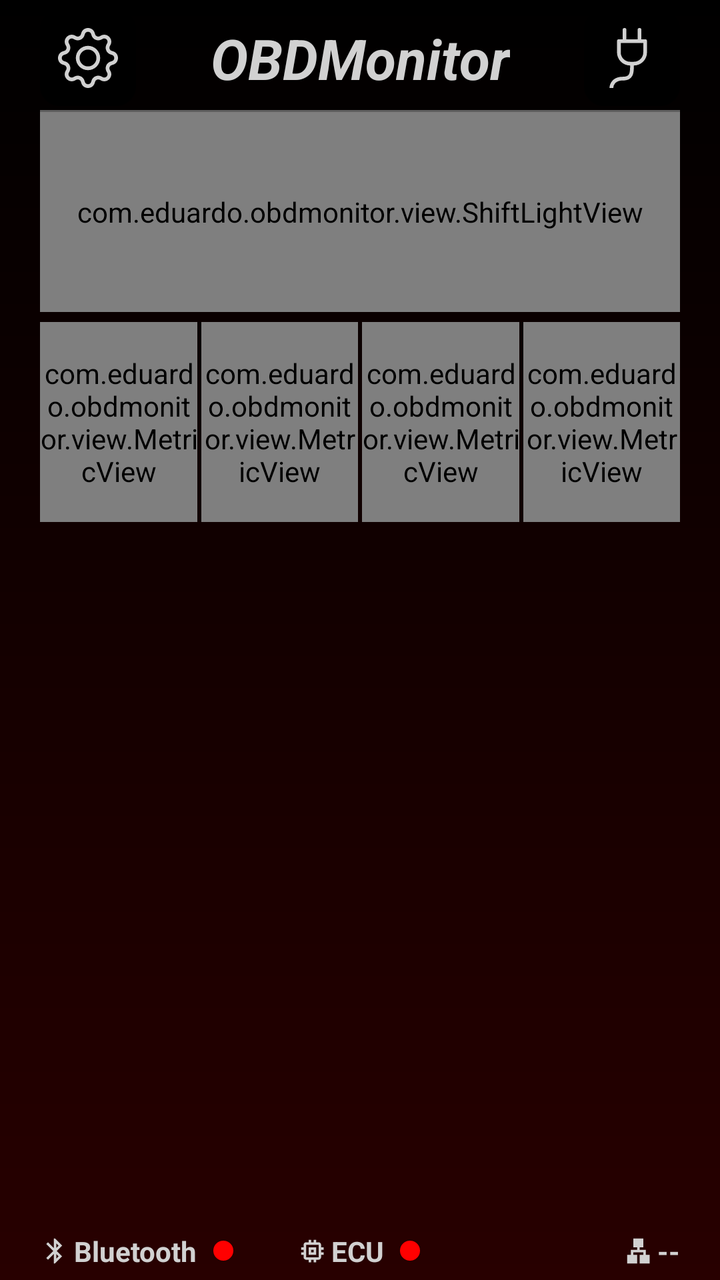
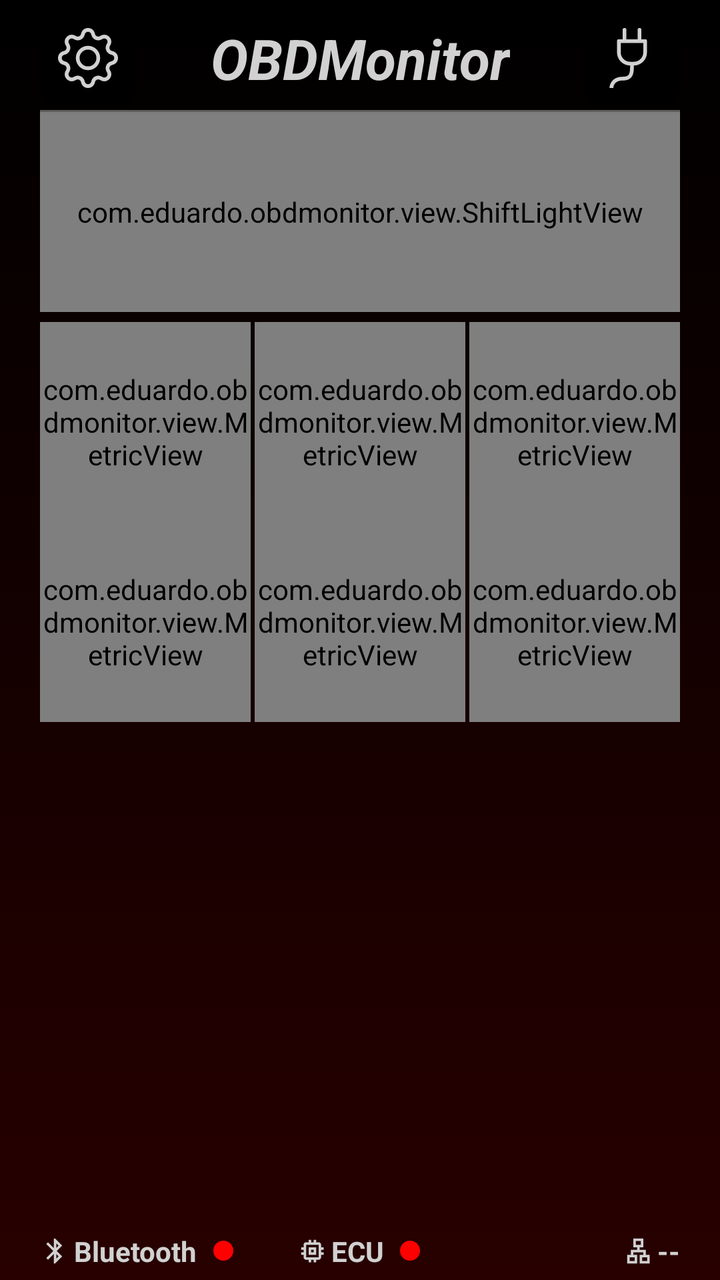

An Android layout rendered at two revisions. The XML below is the earlier revision; the diff shows what the commit changed to produce the second picture.
<!-- AndroidManifest.xml: application theme Theme.OBDMonitor -->
<!-- res/layout/activity_dashboard.xml -->
<?xml version="1.0" encoding="utf-8"?>
<androidx.constraintlayout.widget.ConstraintLayout xmlns:android="http://schemas.android.com/apk/res/android"
    xmlns:app="http://schemas.android.com/apk/res-auto"
    xmlns:tools="http://schemas.android.com/tools"
    android:id="@+id/main"
    android:layout_width="match_parent"
    android:layout_height="match_parent"
    android:background="@drawable/application_background"
    tools:context=".ui.DashboardActivity">

    <androidx.constraintlayout.widget.ConstraintLayout
        android:id="@+id/containerDashboard"
        android:layout_width="0dp"
        android:layout_height="0dp"
        android:layout_marginStart="20dp"
        android:layout_marginTop="5dp"
        android:layout_marginEnd="20dp"
        android:layout_marginBottom="5dp"
        app:layout_constraintBottom_toBottomOf="parent"
        app:layout_constraintEnd_toEndOf="parent"
        app:layout_constraintStart_toStartOf="parent"
        app:layout_constraintTop_toTopOf="parent">

        <androidx.constraintlayout.widget.ConstraintLayout
            android:id="@+id/containerHeader"
            android:layout_width="0dp"
            android:layout_height="wrap_content"
            app:layout_constraintEnd_toEndOf="parent"
            app:layout_constraintStart_toStartOf="parent"
            app:layout_constraintTop_toTopOf="parent">

            <androidx.appcompat.widget.AppCompatImageButton
                android:id="@+id/btnSettings"
                style="@style/SettingsButtonComponent"
                app:layout_constraintBottom_toBottomOf="parent"
                app:layout_constraintStart_toStartOf="parent"
                app:layout_constraintTop_toTopOf="parent" />

            <TextView
                android:id="@+id/txtTitle"
                android:layout_width="wrap_content"
                android:layout_height="wrap_content"
                android:text="@string/app_name"
                android:textColor="?attr/colorOnPrimary"
                android:textSize="28sp"
                android:textStyle="bold|italic"
                app:layout_constraintBottom_toBottomOf="parent"
                app:layout_constraintEnd_toStartOf="@id/btnConnect"
                app:layout_constraintStart_toEndOf="@id/btnSettings"
                app:layout_constraintTop_toTopOf="parent" />

            <androidx.appcompat.widget.AppCompatImageButton
                android:id="@+id/btnConnect"
                style="@style/ConnectButtonComponent"
                app:layout_constraintBottom_toBottomOf="parent"
                app:layout_constraintEnd_toEndOf="parent"
                app:layout_constraintTop_toTopOf="parent" />
        </androidx.constraintlayout.widget.ConstraintLayout>

        <View
            android:id="@+id/separator"
            style="@style/SeparatorComponent"
            app:layout_constraintEnd_toEndOf="parent"
            app:layout_constraintStart_toStartOf="parent"
            app:layout_constraintTop_toBottomOf="@id/containerHeader" />

        <androidx.constraintlayout.widget.ConstraintLayout
            android:id="@+id/containerMetrics"
            android:layout_width="0dp"
            android:layout_height="0dp"
            app:layout_constraintBottom_toTopOf="@id/containerStatus"
            app:layout_constraintEnd_toEndOf="parent"
            app:layout_constraintStart_toStartOf="parent"
            app:layout_constraintTop_toBottomOf="@id/separator">

            <com.eduardo.obdmonitor.view.ShiftLightView
                android:id="@+id/shiftLight"
                android:layout_width="0dp"
                android:layout_height="100dp"
                app:layout_constraintEnd_toEndOf="parent"
                app:layout_constraintStart_toStartOf="parent"
                app:layout_constraintTop_toTopOf="parent" />

            <com.eduardo.obdmonitor.view.MetricView
                android:id="@+id/cardSpeed"
                android:layout_width="0dp"
                android:layout_height="100dp" />

            <com.eduardo.obdmonitor.view.MetricView
                android:id="@+id/cardBattery"
                android:layout_width="0dp"
                android:layout_height="100dp" />

            <com.eduardo.obdmonitor.view.MetricView
                android:id="@+id/cardCoolant"
                android:layout_width="0dp"
                android:layout_height="100dp" />

            <com.eduardo.obdmonitor.view.MetricView
                android:id="@+id/cardIntake"
                android:layout_width="0dp"
                android:layout_height="100dp" />

            <androidx.constraintlayout.helper.widget.Flow
                android:id="@+id/flowCards"
                android:layout_width="0dp"
                android:layout_height="wrap_content"
                android:layout_marginTop="5dp"
                app:constraint_referenced_ids="cardSpeed,cardBattery,cardCoolant,cardIntake"
                app:flow_horizontalGap="2dp"
                app:flow_horizontalStyle="spread_inside"
                app:flow_verticalAlign="center"
                app:flow_wrapMode="none"
                app:layout_constraintEnd_toEndOf="parent"
                app:layout_constraintStart_toStartOf="parent"
                app:layout_constraintTop_toBottomOf="@id/shiftLight" />

        </androidx.constraintlayout.widget.ConstraintLayout>

        <LinearLayout
            android:id="@+id/containerStatus"
            android:layout_width="0dp"
            android:layout_height="wrap_content"
            android:gravity="center_vertical"
            android:orientation="horizontal"
            app:layout_constraintBottom_toBottomOf="parent"
            app:layout_constraintEnd_toEndOf="parent"
            app:layout_constraintStart_toStartOf="parent">

            <ImageView
                android:id="@+id/imgBluetooth"
                android:layout_width="15dp"
                android:layout_height="15dp"
                android:contentDescription="@null"
                android:src="@drawable/ic_bluetooth" />

            <TextView
                android:id="@+id/txtBluetooth"
                android:layout_width="wrap_content"
                android:layout_height="wrap_content"
                android:layout_marginStart="2dp"
                android:text="@string/bluetooth"
                android:textColor="?attr/colorOnPrimary"
                android:textStyle="bold" />

            <View
                android:id="@+id/viewBluetooth"
                android:layout_width="10dp"
                android:layout_height="10dp"
                android:layout_marginStart="8dp"
                android:background="@drawable/status_off" />

            <ImageView
                android:id="@+id/imgMemory"
                android:layout_width="15dp"
                android:layout_height="15dp"
                android:layout_marginStart="32dp"
                android:contentDescription="@null"
                android:src="@drawable/ic_memory" />

            <TextView
                android:id="@+id/txtEcu"
                android:layout_width="wrap_content"
                android:layout_height="wrap_content"
                android:layout_marginStart="2dp"
                android:text="@string/ecu"
                android:textColor="?attr/colorOnPrimary"
                android:textStyle="bold" />

            <View
                android:id="@+id/viewEcu"
                android:layout_width="10dp"
                android:layout_height="10dp"
                android:layout_marginStart="8dp"
                android:background="@drawable/status_off" />

            <LinearLayout
                android:layout_width="0dp"
                android:layout_height="wrap_content"
                android:layout_marginStart="32dp"
                android:layout_weight="1"
                android:gravity="end|center_vertical"
                android:orientation="horizontal"
                tools:ignore="UseCompoundDrawables">

                <ImageView
                    android:id="@+id/imgLan"
                    android:layout_width="15dp"
                    android:layout_height="15dp"
                    android:contentDescription="@null"
                    android:src="@drawable/ic_lan" />

                <TextView
                    android:id="@+id/txtProtocol"
                    android:layout_width="wrap_content"
                    android:layout_height="wrap_content"
                    android:layout_marginStart="2dp"
                    android:text="@string/__"
                    android:textColor="?attr/colorOnPrimary"
                    android:textStyle="bold" />

            </LinearLayout>
        </LinearLayout>
    </androidx.constraintlayout.widget.ConstraintLayout>

    <View
        android:id="@+id/viewLimiter"
        android:layout_width="0dp"
        android:layout_height="0dp"
        android:alpha="0"
        android:background="@color/limiter"
        android:clickable="false"
        android:focusable="false"
        app:layout_constraintBottom_toBottomOf="parent"
        app:layout_constraintEnd_toEndOf="parent"
        app:layout_constraintStart_toStartOf="parent"
        app:layout_constraintTop_toTopOf="parent" />
</androidx.constraintlayout.widget.ConstraintLayout>
<!-- resources referenced by this layout -->
<resources>
  <!-- drawable ic_bluetooth (drawable) -->
  <vector xmlns:android="http://schemas.android.com/apk/res/android"
      android:width="30dp"
      android:height="30dp"
      android:viewportWidth="24"
      android:viewportHeight="24">
      <path
          android:fillColor="?attr/colorOnSurface"
          android:pathData="M17.71,7.71L12,2h-1v7.59L6.41,5 5,6.41 10.59,12 5,17.59 6.41,19 11,14.41L11,22h1l5.71,-5.71 -4.3,-4.29 4.3,-4.29zM13,5.83l1.88,1.88L13,9.59L13,5.83zM14.88,16.29L13,18.17v-3.76l1.88,1.88z" />
  </vector>
  <!-- drawable ic_lan (drawable) -->
  <vector xmlns:android="http://schemas.android.com/apk/res/android"
      android:width="30dp"
      android:height="30dp"
      android:viewportWidth="24"
      android:viewportHeight="24">
      <path
          android:fillColor="?attr/colorOnSurface"
          android:pathData="M13,22l8,0l0,-7l-3,0l0,-4l-5,0l0,-2l3,0l0,-7l-8,0l0,7l3,0l0,2l-5,0l0,4l-3,0l0,7l8,0l0,-7l-3,0l0,-2l8,0l0,2l-3,0z" />
  </vector>
  <!-- drawable ic_memory (drawable) -->
  <vector xmlns:android="http://schemas.android.com/apk/res/android"
      android:width="30dp"
      android:height="30dp"
      android:viewportWidth="24"
      android:viewportHeight="24">
      <path
          android:fillColor="?attr/colorOnSurface"
          android:pathData="M15,9L9,9v6h6L15,9zM13,13h-2v-2h2v2zM21,11L21,9h-2L19,7c0,-1.1 -0.9,-2 -2,-2h-2L15,3h-2v2h-2L11,3L9,3v2L7,5c-1.1,0 -2,0.9 -2,2v2L3,9v2h2v2L3,13v2h2v2c0,1.1 0.9,2 2,2h2v2h2v-2h2v2h2v-2h2c1.1,0 2,-0.9 2,-2v-2h2v-2h-2v-2h2zM17,17L7,17L7,7h10v10z" />
  </vector>
  <style name="ConnectButtonComponent" parent="ButtonComponent">
          <item name="android:src">@drawable/ic_connect</item>
          <item name="android:contentDescription">@null</item>
      </style>
  <style name="SettingsButtonComponent" parent="ButtonComponent">
          <item name="android:src">@drawable/ic_settings</item>
          <item name="android:contentDescription">@null</item>
      </style>
  <!-- drawable ic_connect (drawable) -->
  <vector xmlns:android="http://schemas.android.com/apk/res/android"
      android:width="30dp"
      android:height="30dp"
      android:viewportWidth="16"
      android:viewportHeight="16">
      <path
          android:fillColor="?attr/colorOnSurface"
          android:pathData="M6,0a0.5,0.5 0,0 1,0.5 0.5V3h3V0.5a0.5,0.5 0,0 1,1 0V3h1a0.5,0.5 0,0 1,0.5 0.5v3A3.5,3.5 0,0 1,8.5 10c-0.002,0.434 -0.01,0.845 -0.04,1.22 -0.041,0.514 -0.126,1.003 -0.317,1.424a2.08,2.08 0,0 1,-0.97 1.028C6.725,13.9 6.169,14 5.5,14c-0.998,0 -1.61,0.33 -1.974,0.718A1.92,1.92 0,0 0,3 16H2c0,-0.616 0.232,-1.367 0.797,-1.968C3.374,13.42 4.261,13 5.5,13c0.581,0 0.962,-0.088 1.218,-0.219 0.241,-0.123 0.4,-0.3 0.514,-0.55 0.121,-0.266 0.193,-0.621 0.23,-1.09 0.027,-0.34 0.035,-0.718 0.037,-1.141A3.5,3.5 0,0 1,4 6.5v-3a0.5,0.5 0,0 1,0.5 -0.5h1V0.5A0.5,0.5 0,0 1,6 0M5,4v2.5A2.5,2.5 0,0 0,7.5 9h1A2.5,2.5 0,0 0,11 6.5V4z" />
  </vector>
  <!-- drawable ic_settings (drawable) -->
  <vector xmlns:android="http://schemas.android.com/apk/res/android"
      android:width="30dp"
      android:height="30dp"
      android:viewportWidth="16"
      android:viewportHeight="16">
      <path
          android:fillColor="?attr/colorOnSurface"
          android:pathData="M8,4.754a3.246,3.246 0,1 0,0 6.492,3.246 3.246,0 0,0 0,-6.492M5.754,8a2.246,2.246 0,1 1,4.492 0,2.246 2.246,0 0,1 -4.492,0" />
      <path
          android:fillColor="?attr/colorOnSurface"
          android:fillType="evenOdd"
          android:pathData="M9.796,1.343c-0.527,-1.79 -3.065,-1.79 -3.592,0l-0.094,0.319a0.873,0.873 0,0 1,-1.255 0.52l-0.292,-0.16c-1.64,-0.892 -3.433,0.902 -2.54,2.541l0.159,0.292a0.873,0.873 0,0 1,-0.52 1.255l-0.319,0.094c-1.79,0.527 -1.79,3.065 0,3.592l0.319,0.094a0.873,0.873 0,0 1,0.52 1.255l-0.16,0.292c-0.892,1.64 0.901,3.434 2.541,2.54l0.292,-0.159a0.873,0.873 0,0 1,1.255 0.52l0.094,0.319c0.527,1.79 3.065,1.79 3.592,0l0.094,-0.319a0.873,0.873 0,0 1,1.255 -0.52l0.292,0.16c1.64,0.893 3.434,-0.902 2.54,-2.541l-0.159,-0.292a0.873,0.873 0,0 1,0.52 -1.255l0.319,-0.094c1.79,-0.527 1.79,-3.065 0,-3.592l-0.319,-0.094a0.873,0.873 0,0 1,-0.52 -1.255l0.16,-0.292c0.893,-1.64 -0.902,-3.433 -2.541,-2.54l-0.292,0.159a0.873,0.873 0,0 1,-1.255 -0.52zM7.163,1.626c0.246,-0.835 1.428,-0.835 1.674,0l0.094,0.319a1.873,1.873 0,0 0,2.693 1.115l0.291,-0.16c0.764,-0.415 1.6,0.42 1.184,1.185l-0.159,0.292a1.873,1.873 0,0 0,1.116 2.692l0.318,0.094c0.835,0.246 0.835,1.428 0,1.674l-0.319,0.094a1.873,1.873 0,0 0,-1.115 2.693l0.16,0.291c0.415,0.764 -0.42,1.6 -1.185,1.184l-0.291,-0.159a1.873,1.873 0,0 0,-2.693 1.116l-0.094,0.318c-0.246,0.835 -1.428,0.835 -1.674,0l-0.094,-0.319a1.873,1.873 0,0 0,-2.692 -1.115l-0.292,0.16c-0.764,0.415 -1.6,-0.42 -1.184,-1.185l0.159,-0.291A1.873,1.873 0,0 0,1.945 8.93l-0.319,-0.094c-0.835,-0.246 -0.835,-1.428 0,-1.674l0.319,-0.094A1.873,1.873 0,0 0,3.06 4.377l-0.16,-0.292c-0.415,-0.764 0.42,-1.6 1.185,-1.184l0.292,0.159a1.873,1.873 0,0 0,2.692 -1.115z" />
  </vector>
  <!-- unchanged entries left out for length: 31 -->
</resources>

<!-- the commit's change to res/layout/activity_dashboard.xml (unified diff, before → after) -->
@@ -87,17 +87,27 @@
                 android:layout_height="100dp" />
 
             <com.eduardo.obdmonitor.view.MetricView
+                android:id="@+id/cardThrottle"
+                android:layout_width="0dp"
+                android:layout_height="100dp" />
+
+            <com.eduardo.obdmonitor.view.MetricView
+                android:id="@+id/cardMap"
+                android:layout_width="0dp"
+                android:layout_height="100dp" />
+
+            <com.eduardo.obdmonitor.view.MetricView
+                android:id="@+id/cardCoolant"
+                android:layout_width="0dp"
+                android:layout_height="100dp" />
+
+            <com.eduardo.obdmonitor.view.MetricView
+                android:id="@+id/cardIntake"
+                android:layout_width="0dp"
+                android:layout_height="100dp" />
+
+            <com.eduardo.obdmonitor.view.MetricView
                 android:id="@+id/cardBattery"
-                android:layout_width="0dp"
-                android:layout_height="100dp" />
-
-            <com.eduardo.obdmonitor.view.MetricView
-                android:id="@+id/cardCoolant"
-                android:layout_width="0dp"
-                android:layout_height="100dp" />
-
-            <com.eduardo.obdmonitor.view.MetricView
-                android:id="@+id/cardIntake"
                 android:layout_width="0dp"
                 android:layout_height="100dp" />
 
@@ -106,11 +116,12 @@
                 android:layout_width="0dp"
                 android:layout_height="wrap_content"
                 android:layout_marginTop="5dp"
-                app:constraint_referenced_ids="cardSpeed,cardBattery,cardCoolant,cardIntake"
+                app:constraint_referenced_ids="cardSpeed,cardThrottle,cardMap,cardCoolant,cardIntake,cardBattery"
                 app:flow_horizontalGap="2dp"
                 app:flow_horizontalStyle="spread_inside"
+                app:flow_maxElementsWrap="3"
                 app:flow_verticalAlign="center"
-                app:flow_wrapMode="none"
+                app:flow_wrapMode="chain"
                 app:layout_constraintEnd_toEndOf="parent"
                 app:layout_constraintStart_toStartOf="parent"
                 app:layout_constraintTop_toBottomOf="@id/shiftLight" />
@@ -132,7 +143,7 @@
                 android:layout_width="15dp"
                 android:layout_height="15dp"
                 android:contentDescription="@null"
-                android:src="@drawable/ic_bluetooth" />
+                android:src="@drawable/ic_status_bluetooth" />
 
             <TextView
                 android:id="@+id/txtBluetooth"
@@ -156,7 +167,7 @@
                 android:layout_height="15dp"
                 android:layout_marginStart="32dp"
                 android:contentDescription="@null"
-                android:src="@drawable/ic_memory" />
+                android:src="@drawable/ic_status_ecu" />
 
             <TextView
                 android:id="@+id/txtEcu"
@@ -188,7 +199,7 @@
                     android:layout_width="15dp"
                     android:layout_height="15dp"
                     android:contentDescription="@null"
-                    android:src="@drawable/ic_lan" />
+                    android:src="@drawable/ic_status_lan" />
 
                 <TextView
                     android:id="@+id/txtProtocol"
<!-- resource entries referenced after the edit -->
@@ -1,44 +1,44 @@
 <!-- resources referenced by this layout -->
 <resources>
-  <!-- drawable ic_bluetooth (drawable) -->
+  <!-- drawable ic_status_bluetooth (drawable) -->
   <vector xmlns:android="http://schemas.android.com/apk/res/android"
-      android:width="30dp"
-      android:height="30dp"
-      android:viewportWidth="24"
-      android:viewportHeight="24">
+      android:width="16dp"
+      android:height="16dp"
+      android:viewportWidth="960"
+      android:viewportHeight="960">
       <path
           android:fillColor="?attr/colorOnSurface"
-          android:pathData="M17.71,7.71L12,2h-1v7.59L6.41,5 5,6.41 10.59,12 5,17.59 6.41,19 11,14.41L11,22h1l5.71,-5.71 -4.3,-4.29 4.3,-4.29zM13,5.83l1.88,1.88L13,9.59L13,5.83zM14.88,16.29L13,18.17v-3.76l1.88,1.88z" />
+          android:pathData="M440,880L440,576L256,760L200,704L424,480L200,256L256,200L440,384L440,80L480,80L708,308L536,480L708,652L480,880L440,880ZM520,384L596,308L520,234L520,384ZM520,726L596,652L520,576L520,726Z" />
   </vector>
-  <!-- drawable ic_lan (drawable) -->
+  <!-- drawable ic_status_ecu (drawable) -->
   <vector xmlns:android="http://schemas.android.com/apk/res/android"
-      android:width="30dp"
-      android:height="30dp"
-      android:viewportWidth="24"
-      android:viewportHeight="24">
+      android:width="16dp"
+      android:height="16dp"
+      android:viewportWidth="960"
+      android:viewportHeight="960">
       <path
           android:fillColor="?attr/colorOnSurface"
-          android:pathData="M13,22l8,0l0,-7l-3,0l0,-4l-5,0l0,-2l3,0l0,-7l-8,0l0,7l3,0l0,2l-5,0l0,4l-3,0l0,7l8,0l0,-7l-3,0l0,-2l8,0l0,2l-3,0z" />
+          android:pathData="M360,600L360,360L600,360L600,600L360,600ZM440,520L520,520L520,440L440,440L440,520ZM360,840L360,760L280,760Q247,760 223.5,736.5Q200,713 200,680L200,600L120,600L120,520L200,520L200,440L120,440L120,360L200,360L200,280Q200,247 223.5,223.5Q247,200 280,200L360,200L360,120L440,120L440,200L520,200L520,120L600,120L600,200L680,200Q713,200 736.5,223.5Q760,247 760,280L760,360L840,360L840,440L760,440L760,520L840,520L840,600L760,600L760,680Q760,713 736.5,736.5Q713,760 680,760L600,760L600,840L520,840L520,760L440,760L440,840L360,840ZM680,680Q680,680 680,680Q680,680 680,680L680,280Q680,280 680,280Q680,280 680,280L280,280Q280,280 280,280Q280,280 280,280L280,680Q280,680 280,680Q280,680 280,680L680,680ZM480,480L480,480L480,480L480,480Z" />
   </vector>
-  <!-- drawable ic_memory (drawable) -->
+  <!-- drawable ic_status_lan (drawable) -->
   <vector xmlns:android="http://schemas.android.com/apk/res/android"
-      android:width="30dp"
-      android:height="30dp"
-      android:viewportWidth="24"
-      android:viewportHeight="24">
+      android:width="16dp"
+      android:height="16dp"
+      android:viewportWidth="960"
+      android:viewportHeight="960">
       <path
           android:fillColor="?attr/colorOnSurface"
-          android:pathData="M15,9L9,9v6h6L15,9zM13,13h-2v-2h2v2zM21,11L21,9h-2L19,7c0,-1.1 -0.9,-2 -2,-2h-2L15,3h-2v2h-2L11,3L9,3v2L7,5c-1.1,0 -2,0.9 -2,2v2L3,9v2h2v2L3,13v2h2v2c0,1.1 0.9,2 2,2h2v2h2v-2h2v2h2v-2h2c1.1,0 2,-0.9 2,-2v-2h2v-2h-2v-2h2zM17,17L7,17L7,7h10v10z" />
+          android:pathData="M120,880L120,600L240,600L240,440L440,440L440,360L320,360L320,80L640,80L640,360L520,360L520,440L720,440L720,600L840,600L840,880L520,880L520,600L640,600L640,520L320,520L320,600L440,600L440,880L120,880ZM400,280L560,280L560,160L400,160L400,280ZM200,800L360,800L360,680L200,680L200,800ZM600,800L760,800L760,680L600,680L600,800ZM480,280L480,280L480,280L480,280ZM360,680L360,680L360,680L360,680ZM600,680L600,680L600,680L600,680Z" />
   </vector>
   <style name="ConnectButtonComponent" parent="ButtonComponent">
-          <item name="android:src">@drawable/ic_connect</item>
+          <item name="android:src">@drawable/ic_button_connect</item>
           <item name="android:contentDescription">@null</item>
       </style>
   <style name="SettingsButtonComponent" parent="ButtonComponent">
-          <item name="android:src">@drawable/ic_settings</item>
+          <item name="android:src">@drawable/ic_button_settings</item>
           <item name="android:contentDescription">@null</item>
       </style>
-  <!-- drawable ic_connect (drawable) -->
+  <!-- drawable ic_button_connect (drawable) -->
   <vector xmlns:android="http://schemas.android.com/apk/res/android"
       android:width="30dp"
       android:height="30dp"
@@ -48,7 +48,7 @@
           android:fillColor="?attr/colorOnSurface"
           android:pathData="M6,0a0.5,0.5 0,0 1,0.5 0.5V3h3V0.5a0.5,0.5 0,0 1,1 0V3h1a0.5,0.5 0,0 1,0.5 0.5v3A3.5,3.5 0,0 1,8.5 10c-0.002,0.434 -0.01,0.845 -0.04,1.22 -0.041,0.514 -0.126,1.003 -0.317,1.424a2.08,2.08 0,0 1,-0.97 1.028C6.725,13.9 6.169,14 5.5,14c-0.998,0 -1.61,0.33 -1.974,0.718A1.92,1.92 0,0 0,3 16H2c0,-0.616 0.232,-1.367 0.797,-1.968C3.374,13.42 4.261,13 5.5,13c0.581,0 0.962,-0.088 1.218,-0.219 0.241,-0.123 0.4,-0.3 0.514,-0.55 0.121,-0.266 0.193,-0.621 0.23,-1.09 0.027,-0.34 0.035,-0.718 0.037,-1.141A3.5,3.5 0,0 1,4 6.5v-3a0.5,0.5 0,0 1,0.5 -0.5h1V0.5A0.5,0.5 0,0 1,6 0M5,4v2.5A2.5,2.5 0,0 0,7.5 9h1A2.5,2.5 0,0 0,11 6.5V4z" />
   </vector>
-  <!-- drawable ic_settings (drawable) -->
+  <!-- drawable ic_button_settings (drawable) -->
   <vector xmlns:android="http://schemas.android.com/apk/res/android"
       android:width="30dp"
       android:height="30dp"
@@ -59,7 +59,6 @@
           android:pathData="M8,4.754a3.246,3.246 0,1 0,0 6.492,3.246 3.246,0 0,0 0,-6.492M5.754,8a2.246,2.246 0,1 1,4.492 0,2.246 2.246,0 0,1 -4.492,0" />
       <path
           android:fillColor="?attr/colorOnSurface"
-          android:fillType="evenOdd"
           android:pathData="M9.796,1.343c-0.527,-1.79 -3.065,-1.79 -3.592,0l-0.094,0.319a0.873,0.873 0,0 1,-1.255 0.52l-0.292,-0.16c-1.64,-0.892 -3.433,0.902 -2.54,2.541l0.159,0.292a0.873,0.873 0,0 1,-0.52 1.255l-0.319,0.094c-1.79,0.527 -1.79,3.065 0,3.592l0.319,0.094a0.873,0.873 0,0 1,0.52 1.255l-0.16,0.292c-0.892,1.64 0.901,3.434 2.541,2.54l0.292,-0.159a0.873,0.873 0,0 1,1.255 0.52l0.094,0.319c0.527,1.79 3.065,1.79 3.592,0l0.094,-0.319a0.873,0.873 0,0 1,1.255 -0.52l0.292,0.16c1.64,0.893 3.434,-0.902 2.54,-2.541l-0.159,-0.292a0.873,0.873 0,0 1,0.52 -1.255l0.319,-0.094c1.79,-0.527 1.79,-3.065 0,-3.592l-0.319,-0.094a0.873,0.873 0,0 1,-0.52 -1.255l0.16,-0.292c0.893,-1.64 -0.902,-3.433 -2.541,-2.54l-0.292,0.159a0.873,0.873 0,0 1,-1.255 -0.52zM7.163,1.626c0.246,-0.835 1.428,-0.835 1.674,0l0.094,0.319a1.873,1.873 0,0 0,2.693 1.115l0.291,-0.16c0.764,-0.415 1.6,0.42 1.184,1.185l-0.159,0.292a1.873,1.873 0,0 0,1.116 2.692l0.318,0.094c0.835,0.246 0.835,1.428 0,1.674l-0.319,0.094a1.873,1.873 0,0 0,-1.115 2.693l0.16,0.291c0.415,0.764 -0.42,1.6 -1.185,1.184l-0.291,-0.159a1.873,1.873 0,0 0,-2.693 1.116l-0.094,0.318c-0.246,0.835 -1.428,0.835 -1.674,0l-0.094,-0.319a1.873,1.873 0,0 0,-2.692 -1.115l-0.292,0.16c-0.764,0.415 -1.6,-0.42 -1.184,-1.185l0.159,-0.291A1.873,1.873 0,0 0,1.945 8.93l-0.319,-0.094c-0.835,-0.246 -0.835,-1.428 0,-1.674l0.319,-0.094A1.873,1.873 0,0 0,3.06 4.377l-0.16,-0.292c-0.415,-0.764 0.42,-1.6 1.185,-1.184l0.292,0.159a1.873,1.873 0,0 0,2.692 -1.115z" />
   </vector>
   <!-- unchanged entries left out for length: 31 -->
